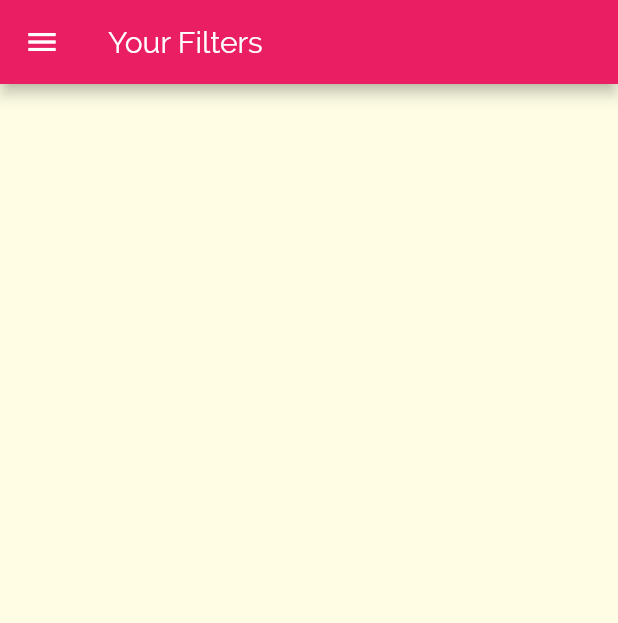
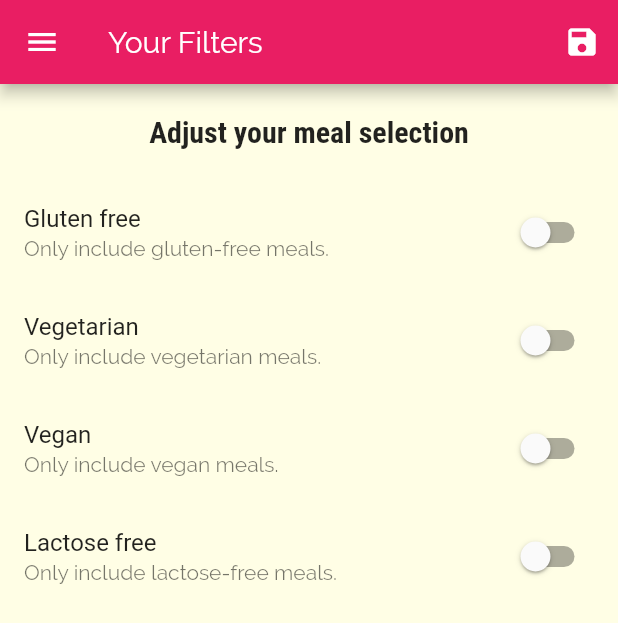
Before and after one commit to shankar75031/meals-app-flutter, a Flutter app: the FiltersScreen screen opened by its route, on a phone screen of 412 x 824 dp. Shown: the top 623 px of the screen. Run offline on Flutter 3.47's test engine with Material 2 defaults, Android fonts, the phone set to English and light mode, and no system bars.

Commit message:
filtering done

```diff
--- a/lib/main.dart
+++ b/lib/main.dart
@@ -1,5 +1,6 @@
 import 'package:flutter/material.dart';
-import 'package:homely_meals/screens/categories_screen.dart';
+import 'package:homely_meals/dummy_data.dart';
+import 'package:homely_meals/models/meal.dart';
 import 'package:homely_meals/screens/category_meals_screen.dart';
 import 'package:homely_meals/screens/filters_screen.dart';
 import 'package:homely_meals/screens/meal_detail_screen.dart';
@@ -9,7 +10,43 @@ void main() {
   runApp(MyApp());
 }
 
-class MyApp extends StatelessWidget {
+class MyApp extends StatefulWidget {
+  @override
+  _MyAppState createState() => _MyAppState();
+}
+
+class _MyAppState extends State<MyApp> {
+  Map<String, bool> _filters = {
+    'gluten': false,
+    'lactose': false,
+    'vegan': false,
+    'vegetarian': false,
+  };
+
+  List<Meal> _availableMeals = DUMMY_MEALS;
+
+  void _setFilters(Map<String, bool> filterData) {
+    setState(() {
+      _filters = filterData;
+
+      _availableMeals = DUMMY_MEALS.where((meal) {
+        if (_filters['gluten'] && !meal.isGlutenFree) {
+          return false;
+        }
+        if (_filters['lactose'] && !meal.isLactoseFree) {
+          return false;
+        }
+        if (_filters['vegan'] && !meal.isVegan) {
+          return false;
+        }
+        if (_filters['vegetarian'] && !meal.isVegetarian) {
+          return false;
+        }
+        return true;
+      }).toList();
+    });
+  }
+
   @override
   Widget build(BuildContext context) {
     return MaterialApp(
@@ -34,9 +71,10 @@ class MyApp extends StatelessWidget {
       initialRoute: '/',
       routes: {
         '/': (ctx) => TabsScreen(),
-        CategoryMealsScreen.ROUTE_NAME: (ctx) => CategoryMealsScreen(),
+        CategoryMealsScreen.ROUTE_NAME: (ctx) =>
+            CategoryMealsScreen(_availableMeals),
         MealDetailScreen.ROUTE_NAME: (ctx) => MealDetailScreen(),
-        FiltersScreen.ROUTE_NAME: (ctx) => FiltersScreen(),
+        FiltersScreen.ROUTE_NAME: (ctx) => FiltersScreen(_filters, _setFilters),
       },
       onGenerateRoute: (settings) {
         print("onGenerateRoute CALLED");
--- a/lib/screens/category_meals_screen.dart
+++ b/lib/screens/category_meals_screen.dart
@@ -5,6 +5,9 @@ import '../dummy_data.dart';
 
 class CategoryMealsScreen extends StatefulWidget {
   static const ROUTE_NAME = '/category-meals';
+  final List<Meal> _availableMeals;
+
+  CategoryMealsScreen(this._availableMeals);
 
   @override
   _CategoryMealsScreenState createState() => _CategoryMealsScreenState();
@@ -29,7 +32,7 @@ class _CategoryMealsScreenState extends State<CategoryMealsScreen> {
           ModalRoute.of(context).settings.arguments as Map<String, String>;
       categoryTitle = routeArgs['title'];
       final categoryId = routeArgs['id'];
-      displayedMeals = DUMMY_MEALS
+      displayedMeals = widget._availableMeals
           .where((meal) => meal.categories.contains(categoryId))
           .toList();
       _loadedInitData = true;
--- a/lib/screens/filters_screen.dart
+++ b/lib/screens/filters_screen.dart
@@ -1,18 +1,126 @@
 import 'package:flutter/material.dart';
 import 'package:homely_meals/widgets/main_drawer.dart';
 
-class FiltersScreen extends StatelessWidget {
+class FiltersScreen extends StatefulWidget {
   static const ROUTE_NAME = '/filters';
+
+  final Map<String, bool> _filters;
+  final Function _setFilters;
+
+  FiltersScreen(this._filters, this._setFilters);
+
+  @override
+  _FiltersScreenState createState() => _FiltersScreenState();
+}
+
+class _FiltersScreenState extends State<FiltersScreen> {
+  bool _glutenFree = false;
+  bool _vegetaraian = false;
+  bool _vegan = false;
+  bool _lactoseFree = false;
+
+  Widget _buildSwitchListTile(
+      String title, String subtitle, var value, Function updateValue) {
+    return SwitchListTile(
+      title: Text(
+        title,
+      ),
+      value: value,
+      subtitle: Text(
+        subtitle,
+      ),
+      onChanged: updateValue,
+    );
+  }
+
+  @override
+  void initState() {
+    _glutenFree = widget._filters['gluten'];
+    _vegetaraian = widget._filters['vegetarian'];
+    _vegan = widget._filters['vegan'];
+    _lactoseFree = widget._filters['lactose'];
+    super.initState();
+  }
 
   @override
   Widget build(BuildContext context) {
     return Scaffold(
       drawer: MainDrawer(),
       appBar: AppBar(
+        actions: [
+          IconButton(
+              icon: Icon(Icons.save),
+              onPressed: () {
+                Map<String, bool> filters = {
+                  'gluten': _glutenFree,
+                  'lactose': _lactoseFree,
+                  'vegan': _vegan,
+                  'vegetarian': _vegetaraian,
+                };
+                widget._setFilters(filters);
+              }),
+        ],
         title: Text(
           'Your Filters',
         ),
       ),
+      body: Column(
+        children: [
+          Container(
+            padding: EdgeInsets.all(20),
+            child: Text(
+              'Adjust your meal selection',
+              style: Theme.of(context).textTheme.headline6,
+            ),
+          ),
+          Expanded(
+            child: ListView(
+              children: [
+                _buildSwitchListTile(
+                  'Gluten free',
+                  'Only include gluten-free meals.',
+                  _glutenFree,
+                  (newValue) {
+                    setState(() {
+                      _glutenFree = newValue;
+                    });
+                  },
+                ),
+                _buildSwitchListTile(
+                  'Vegetarian',
+                  'Only include vegetarian meals.',
+                  _vegetaraian,
+                  (newValue) {
+                    setState(() {
+                      _vegetaraian = newValue;
+                    });
+                  },
+                ),
+                _buildSwitchListTile(
+                  'Vegan',
+                  'Only include vegan meals.',
+                  _vegan,
+                  (newValue) {
+                    setState(() {
+                      _vegan = newValue;
+                    });
+                  },
+                ),
+                _buildSwitchListTile(
+                  'Lactose free',
+                  'Only include lactose-free meals.',
+                  _lactoseFree,
+                  (newValue) {
+                    setState(() {
+                      _lactoseFree = newValue;
+                    });
+                  },
+                ),
+              ],
+            ),
+          ),
+        ],
+      ),
     );
   }
 }
```
